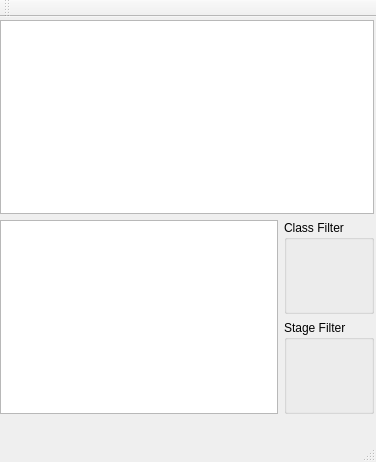
Old version of the form elogviewerQt.ui in the repository fonic/elogviewer.
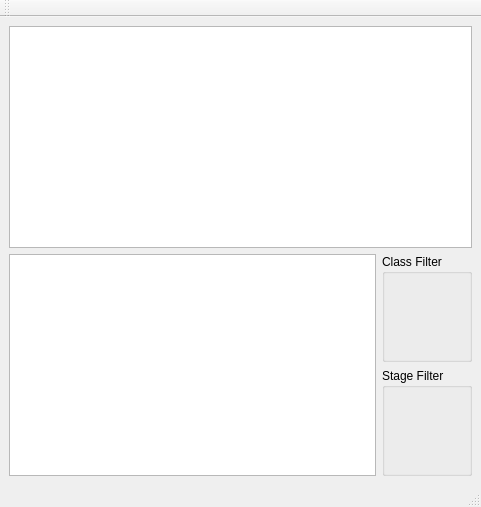
New version of the form.

Commit message: Proper behavior upon resize

Diff of the .ui file:
```diff
--- a/elogviewerQt.ui
+++ b/elogviewerQt.ui
@@ -6,23 +6,22 @@
    <rect>
     <x>0</x>
     <y>0</y>
-    <width>376</width>
-    <height>462</height>
+    <width>481</width>
+    <height>507</height>
    </rect>
   </property>
+  <property name="sizePolicy">
+   <sizepolicy hsizetype="Expanding" vsizetype="Expanding">
+    <horstretch>0</horstretch>
+    <verstretch>0</verstretch>
+   </sizepolicy>
+  </property>
   <property name="windowTitle">
    <string>MainWindow</string>
   </property>
   <widget class="QWidget" name="centralwidget">
-   <widget class="QWidget" name="">
-    <property name="geometry">
-     <rect>
-      <x>0</x>
-      <y>3</y>
-      <width>374</width>
-      <height>394</height>
-     </rect>
-    </property>
+   <layout class="QVBoxLayout" name="verticalLayout_3">
+    <item>
     <layout class="QVBoxLayout" name="verticalLayout_2">
      <item>
       <widget class="QListView" name="listView"/>
@@ -53,7 +52,8 @@
       </layout>
      </item>
     </layout>
-   </widget>
+    </item>
+   </layout>
   </widget>
   <widget class="QMenuBar" name="menubar">
    <property name="geometry">
```
Left out of the diff: 24 changed lines with no effect on the pictures. Lines whose indentation alone changed are shown as unchanged.
